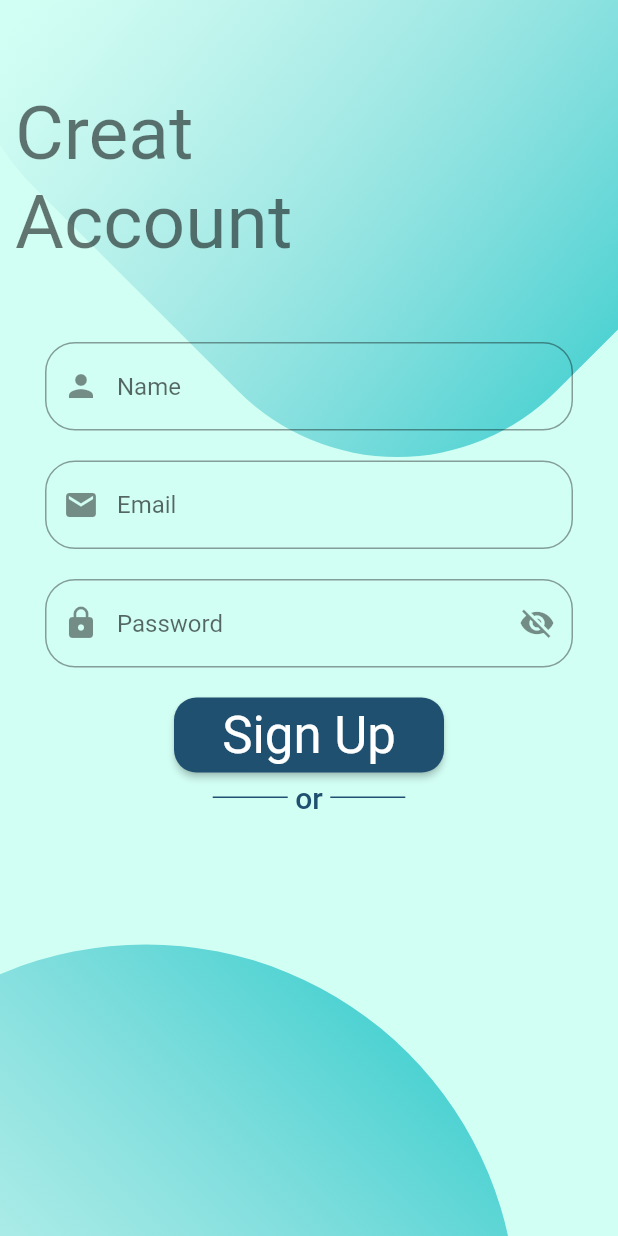
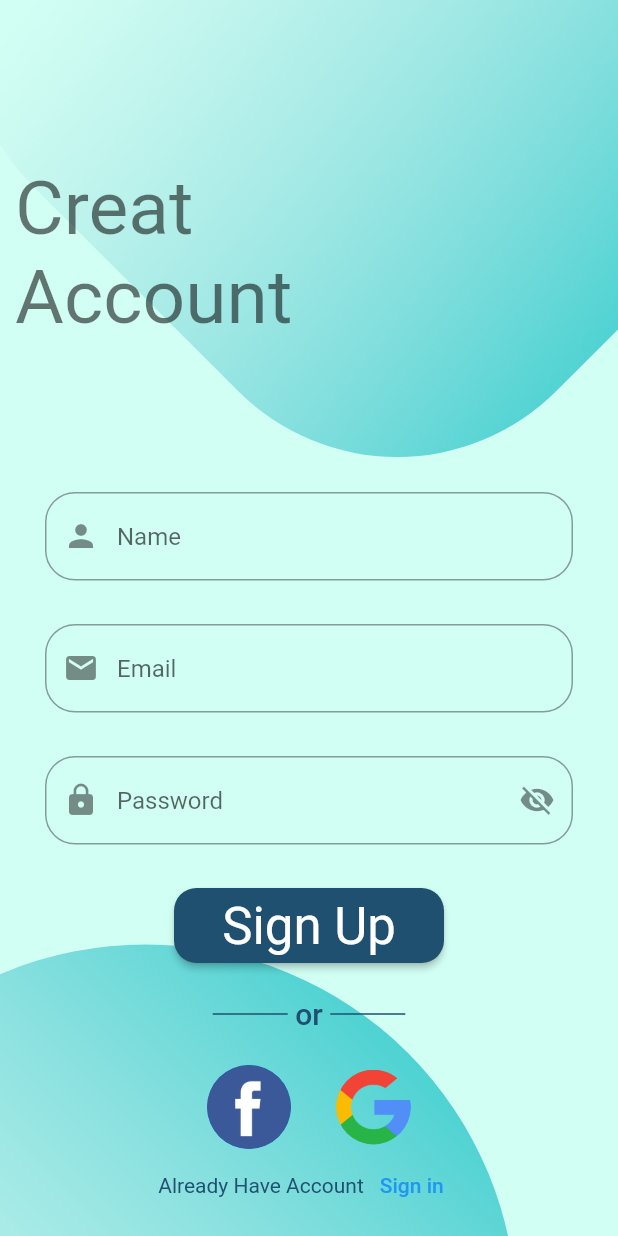
Before and after one commit to Osama-Saleh/e-commerce-app, a Flutter app: the screen it shows after launch, after a tap on "Register", on a phone screen of 412 x 824 dp. Run offline on Flutter 3.47's test engine with Material 2 defaults, Android fonts, the phone set to English and light mode, and no system bars; our stand-ins replace animated_text_kit, carousel_slider, cloud_firestore, conditional_builder_null_safety, dio, firebase_auth and 7 more; missing offline and left inert: flutter_facebook_auth, pro_shered_preference; accounts and stored records are empty; network calls fail.

Commit message:
first commit

```diff
--- a/lib/Screens/login_screen.dart
+++ b/lib/Screens/login_screen.dart
@@ -30,8 +30,7 @@ class _LoginScreenState extends State<LoginScreen> {
       create: (context) => HomeCubit(),
       child: BlocConsumer<HomeCubit, HomeStates>(
         listener: (context, state) {
-          if (state is SigninSuccessState ) {
-
+          if (state is SigninSuccessState) {
             SharedPreference.saveData(Key: "uid", value: "${state.uid}")
                 .then((value) => {
                       Fluttertoast.showToast(
--- a/lib/Screens/register_screen.dart
+++ b/lib/Screens/register_screen.dart
@@ -1,6 +1,7 @@
 // ignore_for_file: prefer_const_constructors, sort_child_properties_last, missing_required_param, sized_box_for_whitespace, avoid_print
 
 import 'package:conditional_builder_null_safety/conditional_builder_null_safety.dart';
+import 'package:ecommerceapp/Screens/home_screen.dart';
 import 'package:ecommerceapp/Screens/login_screen.dart';
 import 'package:ecommerceapp/components/components.dart';
 import 'package:ecommerceapp/cubit/home_cubit.dart';
@@ -112,7 +113,7 @@ class _RegisterScreenState extends State<RegisterScreen> {
                       crossAxisAlignment: CrossAxisAlignment.start,
                       children: [
                         SizedBox(
-                          height: 50,
+                          height: 100,
                         ),
                         Text(
                           """Creat \nAccount""",
@@ -122,7 +123,7 @@ class _RegisterScreenState extends State<RegisterScreen> {
                               .copyWith(fontSize: 50),
                         ),
                         SizedBox(
-                          height: 50,
+                          height: 100,
                         ),
                         Expanded(
                           child: Padding(
@@ -132,7 +133,8 @@ class _RegisterScreenState extends State<RegisterScreen> {
                               child: Column(
                                 crossAxisAlignment: CrossAxisAlignment.center,
                                 children: [
-                                  myTextFormField(
+                                  Expanded(
+                                    child: myTextFormField(
                                       controller: nameController,
                                       validator: (value) {
                                         if (value!.isEmpty) {
@@ -146,10 +148,12 @@ class _RegisterScreenState extends State<RegisterScreen> {
                                       prefixIcon: Icon(Icons.person),
                                       keyboardType: TextInputType.emailAddress,
                                     ),
+                                  ),
                                   SizedBox(
                                     height: 20,
                                   ),
-                                  myTextFormField(
+                                  Expanded(
+                                    child: myTextFormField(
                                       controller: emailController,
                                       validator: (value) {
                                         if (value!.isEmpty) {
@@ -163,10 +167,12 @@ class _RegisterScreenState extends State<RegisterScreen> {
                                       prefixIcon: Icon(Icons.email),
                                       keyboardType: TextInputType.emailAddress,
                                     ),
+                                  ),
                                   SizedBox(
                                     height: 20,
                                   ),
-                                  myTextFormField(
+                                  Expanded(
+                                    child: myTextFormField(
                                       controller: passwordController,
                                       validator: (value) {
                                         if (value!.isEmpty) {
@@ -189,6 +195,7 @@ class _RegisterScreenState extends State<RegisterScreen> {
                                               ? Icon(Icons.visibility_off)
                                               : Icon(Icons.visibility)),
                                       keyboardType: TextInputType.emailAddress,
+                                    ),
                                   ),
                                   SizedBox(
                                     height: 20,
@@ -245,11 +252,11 @@ class _RegisterScreenState extends State<RegisterScreen> {
                                         child: CircularProgressIndicator()),
                                   ),
 
-                                  SizedBox(
-                                    height: 5,
-                                  ),
-                                  Row(
-                                    mainAxisAlignment: MainAxisAlignment.center,
+                                  // Spacer(),
+                                  Expanded(
+                                    child: Row(
+                                      mainAxisAlignment:
+                                          MainAxisAlignment.center,
                                       children: [
                                         Container(
                                           height: 1,
@@ -267,6 +274,68 @@ class _RegisterScreenState extends State<RegisterScreen> {
                                           width: 50,
                                           color: kPrimaryColor,
                                         ),
+                                      ],
+                                    ),
+                                  ),
+                                  // SizedBox(
+                                  //   height: 50,
+                                  // ),
+                                  Padding(
+                                    padding: const EdgeInsets.only(bottom: 0),
+                                    child: Row(
+                                      mainAxisAlignment:
+                                          MainAxisAlignment.center,
+                                      // ignore: prefer_const_literals_to_create_immutables
+                                      children: [
+                                        InkWell(
+                                          onTap: () {
+                                            HomeCubit.get(context)
+                                                .signInWithFacebook();
+                                            // Navigator.pushReplacement(
+                                            //     context,
+                                            //     MaterialPageRoute(
+                                            //       builder: (context) =>
+                                            //           HomeScreen(),
+                                            //     ));
+                                          },
+                                          child: CircleAvatar(
+                                            radius: 28,
+                                            backgroundImage: AssetImage(
+                                                "assets/facebooc.png"),
+                                          ),
+                                        ),
+                                        SizedBox(
+                                          width: 30,
+                                        ),
+                                        InkWell(
+                                          onTap: () {
+                                            HomeCubit.get(context)
+                                                .signInWithGoogle();
+                                          },
+                                          child: CircleAvatar(
+                                            radius: 25,
+                                            backgroundColor: Colors.transparent,
+                                            backgroundImage:
+                                                AssetImage("assets/mail.png"),
+                                          ),
+                                        ),
+                                      ],
+                                    ),
+                                  ),
+                                  Row(
+                                    mainAxisAlignment: MainAxisAlignment.center,
+                                    children: [
+                                      Text("Already Have Account"),
+                                      TextButton(
+                                          onPressed: () {
+                                            Navigator.push(
+                                                context,
+                                                MaterialPageRoute(
+                                                  builder: (context) =>
+                                                      LoginScreen(),
+                                                ));
+                                          },
+                                          child: Text("Sign in"))
                                     ],
                                   )
                                 ],
--- a/lib/cubit/home_state.dart
+++ b/lib/cubit/home_state.dart
@@ -85,8 +85,8 @@ class IncreasSuccessState extends HomeStates {}
 
 class IncreasErrorState extends HomeStates {}
 
-class DecreasSuccessState extends HomeStates {}
+class RemoveBuySuccessState extends HomeStates {}
 
-class DecreasErrorState extends HomeStates {}
+class RemoveBuyErrorState extends HomeStates {}
 
 class BorderScreenState extends HomeStates {}
--- a/lib/main.dart
+++ b/lib/main.dart
@@ -1,6 +1,8 @@
 // ignore_for_file: prefer_const_constructors, unnecessary_brace_in_string_interps, await_only_futures, avoid_print, must_be_immutable, curly_braces_in_flow_control_structures, unused_local_variable
 
 import 'package:ecommerceapp/Screens/border_screen.dart';
+import 'package:ecommerceapp/Screens/register_screen.dart';
+import 'package:ecommerceapp/Screens/test.dart';
 import 'package:ecommerceapp/components/components.dart';
 import 'package:ecommerceapp/Screens/home_screen.dart';
 import 'package:ecommerceapp/Screens/login_screen.dart';
@@ -45,8 +47,8 @@ class MyApp extends StatelessWidget {
   Widget build(BuildContext context) {
     return BlocProvider(
       create: (context) => HomeCubit()
-      ..getUserData()
-      ..getHomeData(),
+        ..getUserData()
+        ..getHomeData(),
       child: BlocConsumer<HomeCubit, HomeStates>(
         listener: (context, state) {},
         builder: (context, state) {
--- a/pubspec.yaml
+++ b/pubspec.yaml
@@ -38,6 +38,8 @@ dependencies:
   cupertino_icons: ^1.0.2
   carousel_slider: ^4.2.1
   firebase_auth: ^4.2.4
+  google_sign_in: ^5.4.3
+  flutter_facebook_auth: '^3.5.0'
   flutter_bloc: ^8.1.1
   firebase_core: ^2.4.1
   shared_preferences: ^2.0.15
```
Also changed, not shown: lib/Screens/bought_Screen.dart (+6 -2 lines), lib/Screens/home_screen.dart (+64 -46 lines), lib/Screens/test.dart (+8 -8 lines), lib/cubit/home_cubit.dart (+61 -15 lines), assets/facebooc.png (added), assets/image2.jpg (deleted), assets/image3.jpg (deleted), assets/image4.jpg (deleted), assets/image5.jpg (deleted), assets/image6.jpg (deleted), assets/image7.jpg (deleted), assets/image8.jpg (deleted), assets/image9.jpg (deleted), assets/mail.png (added), 2 more files, 2 other files. Lines whose indentation alone changed are shown as unchanged.
